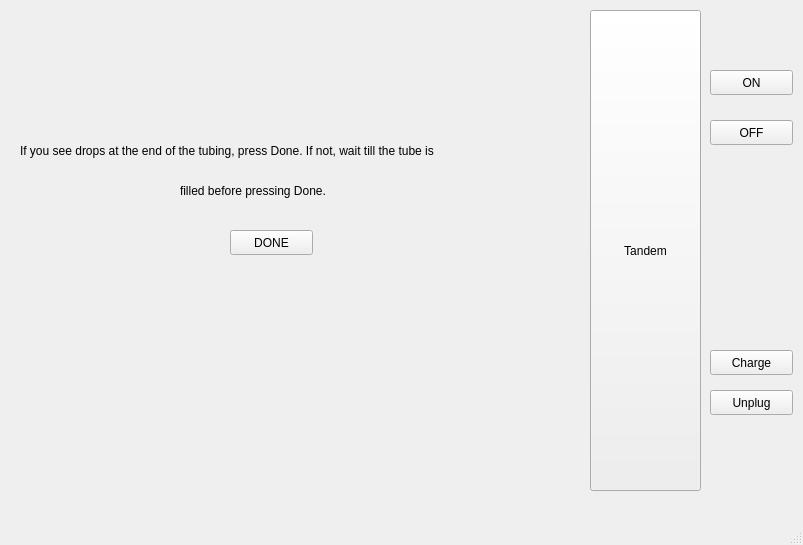
The window that COMP3004_Final/mainwindow.ui (MurkyMurka/3004-Team-Project) describes before a commit, drawn with Qt 5.
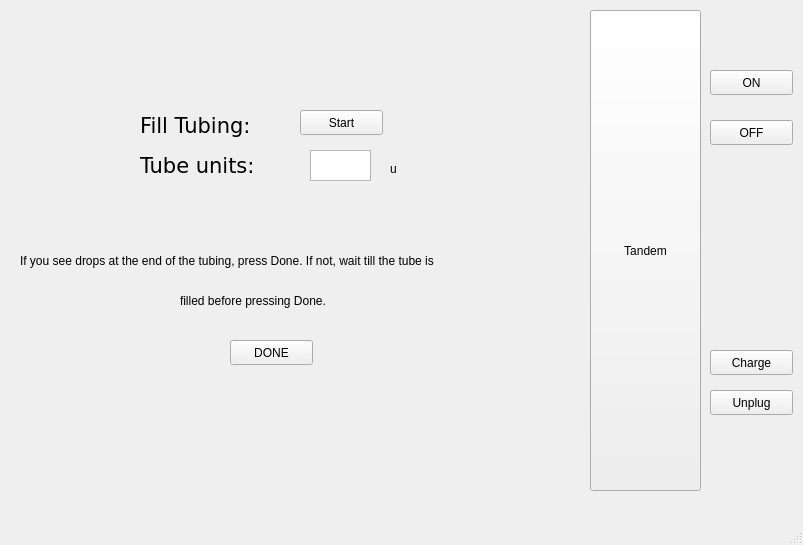
The same window after the commit. The open tabs and pages were chosen to show the change. Icons and pictures are not drawn.

Diff of the .ui file:
```diff
--- a/COMP3004_Final/mainwindow.ui
+++ b/COMP3004_Final/mainwindow.ui
@@ -547,7 +547,7 @@
       <property name="geometry">
        <rect>
         <x>20</x>
-        <y>130</y>
+        <y>240</y>
         <width>521</width>
         <height>41</height>
        </rect>
@@ -560,7 +560,7 @@
       <property name="geometry">
        <rect>
         <x>180</x>
-        <y>170</y>
+        <y>280</y>
         <width>181</width>
         <height>41</height>
        </rect>
@@ -573,7 +573,7 @@
       <property name="geometry">
        <rect>
         <x>230</x>
-        <y>230</y>
+        <y>340</y>
         <width>83</width>
         <height>25</height>
        </rect>
@@ -582,6 +582,87 @@
        <string>DONE</string>
       </property>
      </widget>
+     <widget class="QTextBrowser" name="TubingUnit">
+      <property name="geometry">
+       <rect>
+        <x>310</x>
+        <y>150</y>
+        <width>61</width>
+        <height>31</height>
+       </rect>
+      </property>
+      <property name="html">
+       <string>&lt;!DOCTYPE HTML PUBLIC &quot;-//W3C//DTD HTML 4.0//EN&quot; &quot;http://www.w3.org/TR/REC-html40/strict.dtd&quot;&gt;
+&lt;html&gt;&lt;head&gt;&lt;meta name=&quot;qrichtext&quot; content=&quot;1&quot; /&gt;&lt;style type=&quot;text/css&quot;&gt;
+p, li { white-space: pre-wrap; }
+&lt;/style&gt;&lt;/head&gt;&lt;body style=&quot; font-family:'Sans'; font-size:10pt; font-weight:400; font-style:normal;&quot;&gt;
+&lt;p style=&quot;-qt-paragraph-type:empty; margin-top:0px; margin-bottom:0px; margin-left:0px; margin-right:0px; -qt-block-indent:0; text-indent:0px;&quot;&gt;&lt;br /&gt;&lt;/p&gt;&lt;/body&gt;&lt;/html&gt;</string>
+      </property>
+     </widget>
+     <widget class="QLabel" name="label_49">
+      <property name="geometry">
+       <rect>
+        <x>140</x>
+        <y>150</y>
+        <width>121</width>
+        <height>31</height>
+       </rect>
+      </property>
+      <property name="font">
+       <font>
+        <family>DejaVu Sans</family>
+        <pointsize>16</pointsize>
+       </font>
+      </property>
+      <property name="text">
+       <string>Tube units:</string>
+      </property>
+     </widget>
+     <widget class="QLabel" name="label_50">
+      <property name="geometry">
+       <rect>
+        <x>140</x>
+        <y>110</y>
+        <width>121</width>
+        <height>31</height>
+       </rect>
+      </property>
+      <property name="font">
+       <font>
+        <family>DejaVu Sans</family>
+        <pointsize>16</pointsize>
+       </font>
+      </property>
+      <property name="text">
+       <string>Fill Tubing:</string>
+      </property>
+     </widget>
+     <widget class="QPushButton" name="StartStopTubingBTN">
+      <property name="geometry">
+       <rect>
+        <x>300</x>
+        <y>110</y>
+        <width>83</width>
+        <height>25</height>
+       </rect>
+      </property>
+      <property name="text">
+       <string>Start</string>
+      </property>
+     </widget>
+     <widget class="QLabel" name="label_51">
+      <property name="geometry">
+       <rect>
+        <x>390</x>
+        <y>160</y>
+        <width>16</width>
+        <height>17</height>
+       </rect>
+      </property>
+      <property name="text">
+       <string>u</string>
+      </property>
+     </widget>
     </widget>
     <widget class="QWidget" name="fillCannulaPage">
      <widget class="QLabel" name="label_46">
```
Left out of the diff: 4 changed lines with no effect on the pictures.
